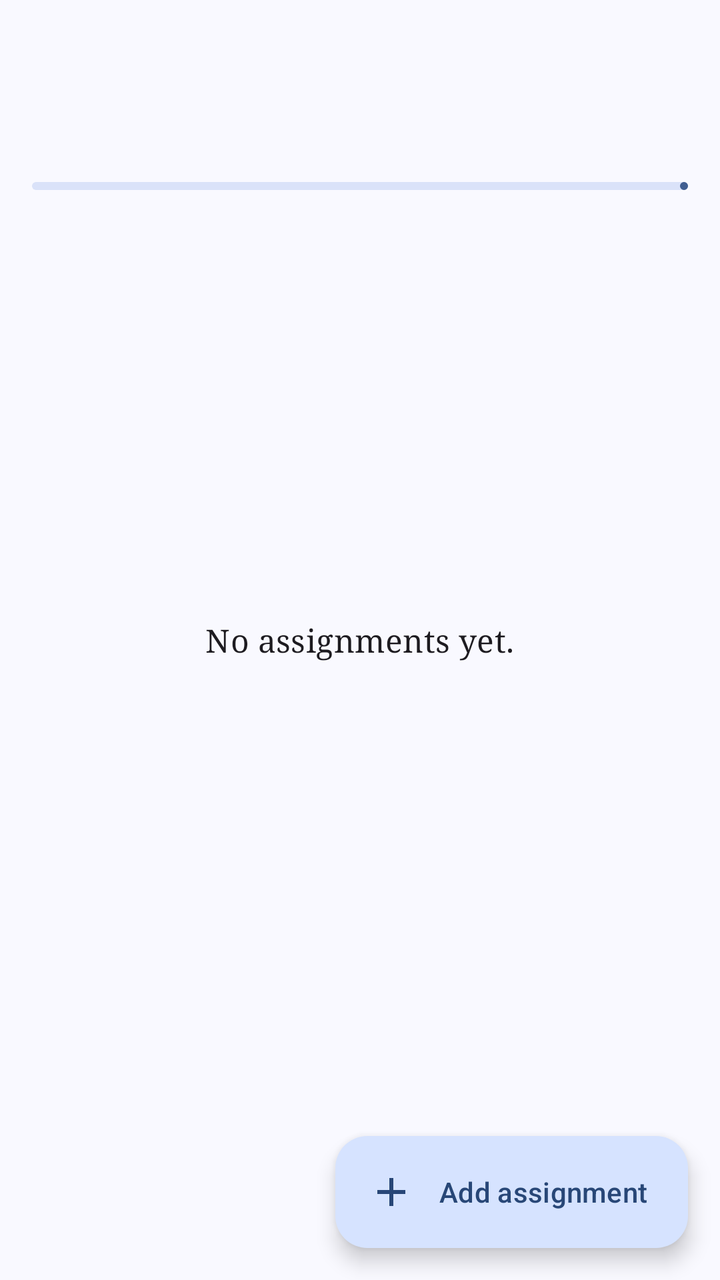
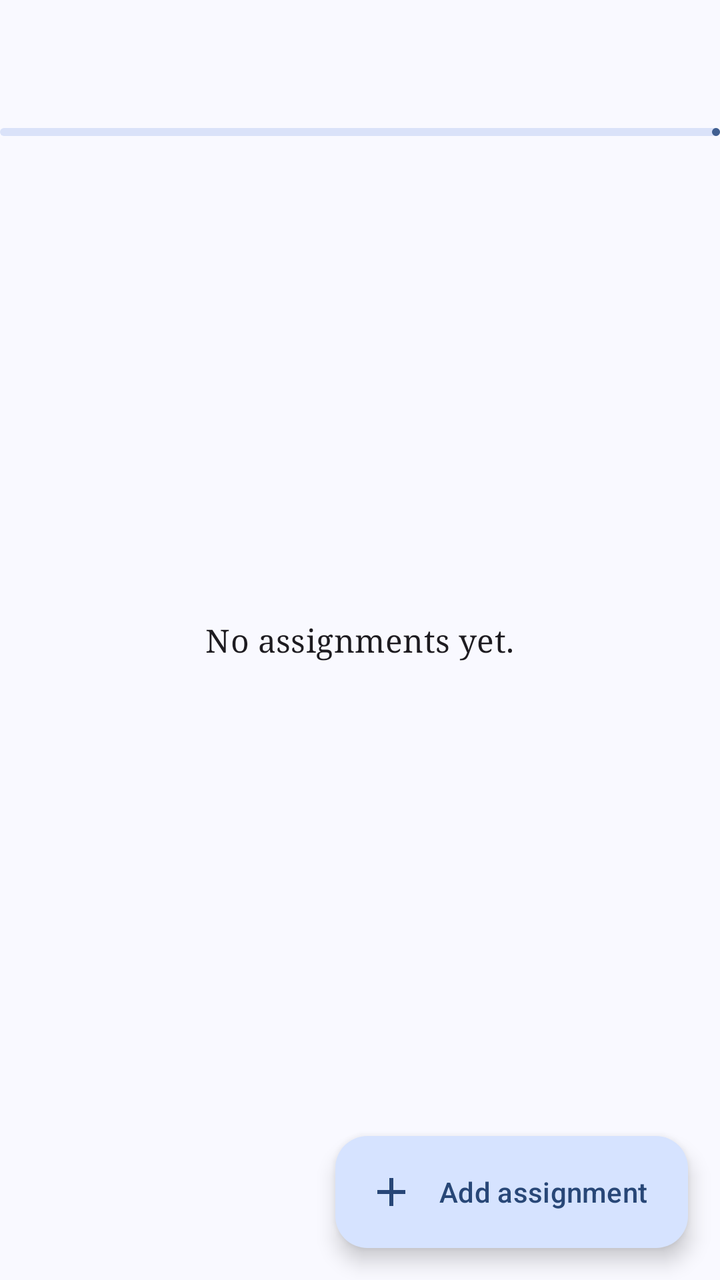

Before-and-after screenshots of an Android layout around one commit, followed by the original layout XML and the change that was made.
<!-- AndroidManifest.xml: application theme Theme.DueIt -->
<!-- res/layout/activity_assignment_list.xml -->
<?xml version="1.0" encoding="utf-8"?>
<androidx.coordinatorlayout.widget.CoordinatorLayout
    xmlns:android="http://schemas.android.com/apk/res/android"
    xmlns:app="http://schemas.android.com/apk/res-auto"
    xmlns:tools="http://schemas.android.com/tools"
    android:id="@+id/main"
    android:layout_width="match_parent"
    android:layout_height="match_parent"
    tools:context=".ui.assignment.AssignmentListActivity">

    <com.google.android.material.appbar.AppBarLayout
        android:fitsSystemWindows="true"
        android:layout_width="match_parent"
        android:layout_height="wrap_content">

        <com.google.android.material.appbar.MaterialToolbar
            android:id="@+id/toolbar"
            android:layout_width="match_parent"
            android:layout_height="?attr/actionBarSize"/>

        <LinearLayout
            android:orientation="vertical"
            android:paddingHorizontal="16dp"
            android:paddingBottom="12dp"
            android:layout_width="match_parent"
            android:layout_height="wrap_content">

            <com.google.android.material.textview.MaterialTextView
                android:id="@+id/progress_text"
                android:textAppearance="?attr/textAppearanceBodyMedium"
                android:layout_width="wrap_content"
                android:layout_height="wrap_content"/>

            <com.google.android.material.progressindicator.LinearProgressIndicator
                android:id="@+id/progress_bar"
                android:layout_marginTop="8dp"
                android:max="100"
                android:layout_width="match_parent"
                android:layout_height="wrap_content"/>
        </LinearLayout>
    </com.google.android.material.appbar.AppBarLayout>

    <com.google.android.material.textview.MaterialTextView
        android:id="@+id/empty_indicator"
        android:text="No assignments yet."
        android:layout_gravity="center"
        android:textAppearance="?attr/textAppearanceTitleMedium"
        android:fontFamily="serif"
        android:layout_width="wrap_content"
        android:layout_height="wrap_content"/>

    <androidx.recyclerview.widget.RecyclerView
        android:id="@+id/assignment_list"
        android:clipToPadding="false"
        android:paddingBottom="88dp"
        app:layout_behavior="@string/appbar_scrolling_view_behavior"
        android:layout_width="match_parent"
        android:layout_height="match_parent"/>

    <com.google.android.material.floatingactionbutton.ExtendedFloatingActionButton
        android:id="@+id/btn_add_assignment"
        app:icon="@drawable/ic_add"
        android:text="Add assignment"
        android:layout_gravity="end|bottom"
        android:layout_marginBottom="16dp"
        android:layout_marginEnd="16dp"
        android:layout_width="wrap_content"
        android:layout_height="wrap_content"/>
</androidx.coordinatorlayout.widget.CoordinatorLayout>
<!-- resources referenced by this layout -->
<resources>
  <!-- drawable ic_add (drawable) -->
  <vector xmlns:android="http://schemas.android.com/apk/res/android"
      android:width="24dp"
      android:height="24dp"
      android:viewportWidth="960"
      android:viewportHeight="960">
    <path
        android:pathData="M440,520L200,520v-80h240v-240h80v240h240v80L520,520v240h-80v-240Z"
        android:fillColor="#FFFFFF"/>
  </vector>
  <color name="md_theme_primary">#415F91</color>
  <color name="md_theme_onPrimary">#FFFFFF</color>
  <color name="md_theme_primaryContainer">#D6E3FF</color>
  <color name="md_theme_onPrimaryContainer">#284777</color>
  <color name="md_theme_secondary">#565F71</color>
  <color name="md_theme_onSecondary">#FFFFFF</color>
  <color name="md_theme_secondaryContainer">#DAE2F9</color>
  <color name="md_theme_onSecondaryContainer">#3E4759</color>
  <color name="md_theme_tertiary">#705575</color>
  <color name="md_theme_onTertiary">#FFFFFF</color>
  <color name="md_theme_tertiaryContainer">#FAD8FD</color>
  <color name="md_theme_onTertiaryContainer">#573E5C</color>
  <color name="md_theme_error">#BA1A1A</color>
  <color name="md_theme_onError">#FFFFFF</color>
  <color name="md_theme_errorContainer">#FFDAD6</color>
  <color name="md_theme_onErrorContainer">#93000A</color>
  <color name="md_theme_background">#F9F9FF</color>
  <color name="md_theme_onBackground">#191C20</color>
  <color name="md_theme_surface">#F9F9FF</color>
  <color name="md_theme_onSurface">#191C20</color>
  <color name="md_theme_surfaceVariant">#E0E2EC</color>
  <color name="md_theme_onSurfaceVariant">#44474E</color>
  <color name="md_theme_outline">#74777F</color>
  <color name="md_theme_outlineVariant">#C4C6D0</color>
  <color name="md_theme_inverseSurface">#2E3036</color>
  <color name="md_theme_inverseOnSurface">#F0F0F7</color>
  <color name="md_theme_inversePrimary">#AAC7FF</color>
  <color name="md_theme_primaryFixed">#D6E3FF</color>
  <color name="md_theme_onPrimaryFixed">#001B3E</color>
  <color name="md_theme_primaryFixedDim">#AAC7FF</color>
  <color name="md_theme_onPrimaryFixedVariant">#284777</color>
  <color name="md_theme_secondaryFixed">#DAE2F9</color>
  <color name="md_theme_onSecondaryFixed">#131C2B</color>
  <color name="md_theme_secondaryFixedDim">#BEC6DC</color>
  <color name="md_theme_onSecondaryFixedVariant">#3E4759</color>
  <color name="md_theme_tertiaryFixed">#FAD8FD</color>
  <color name="md_theme_onTertiaryFixed">#28132E</color>
  <color name="md_theme_tertiaryFixedDim">#DDBCE0</color>
  <color name="md_theme_onTertiaryFixedVariant">#573E5C</color>
  <color name="md_theme_surfaceDim">#D9D9E0</color>
  <color name="md_theme_surfaceBright">#F9F9FF</color>
  <color name="md_theme_surfaceContainerLowest">#FFFFFF</color>
  <color name="md_theme_surfaceContainerLow">#F3F3FA</color>
  <color name="md_theme_surfaceContainer">#EDEDF4</color>
  <color name="md_theme_surfaceContainerHigh">#E7E8EE</color>
  <color name="md_theme_surfaceContainerHighest">#E2E2E9</color>
  <!-- unchanged entries left out for length: 1 -->
</resources>

<!-- the commit's change to res/layout/activity_assignment_list.xml (unified diff, before → after) -->
@@ -18,26 +18,11 @@
             android:layout_width="match_parent"
             android:layout_height="?attr/actionBarSize"/>
 
-        <LinearLayout
-            android:orientation="vertical"
-            android:paddingHorizontal="16dp"
-            android:paddingBottom="12dp"
+        <com.google.android.material.progressindicator.LinearProgressIndicator
+            android:id="@+id/progress_bar"
+            android:max="100"
             android:layout_width="match_parent"
-            android:layout_height="wrap_content">
-
-            <com.google.android.material.textview.MaterialTextView
-                android:id="@+id/progress_text"
-                android:textAppearance="?attr/textAppearanceBodyMedium"
-                android:layout_width="wrap_content"
-                android:layout_height="wrap_content"/>
-
-            <com.google.android.material.progressindicator.LinearProgressIndicator
-                android:id="@+id/progress_bar"
-                android:layout_marginTop="8dp"
-                android:max="100"
-                android:layout_width="match_parent"
-                android:layout_height="wrap_content"/>
-        </LinearLayout>
+            android:layout_height="wrap_content"/>
     </com.google.android.material.appbar.AppBarLayout>
 
     <com.google.android.material.textview.MaterialTextView
